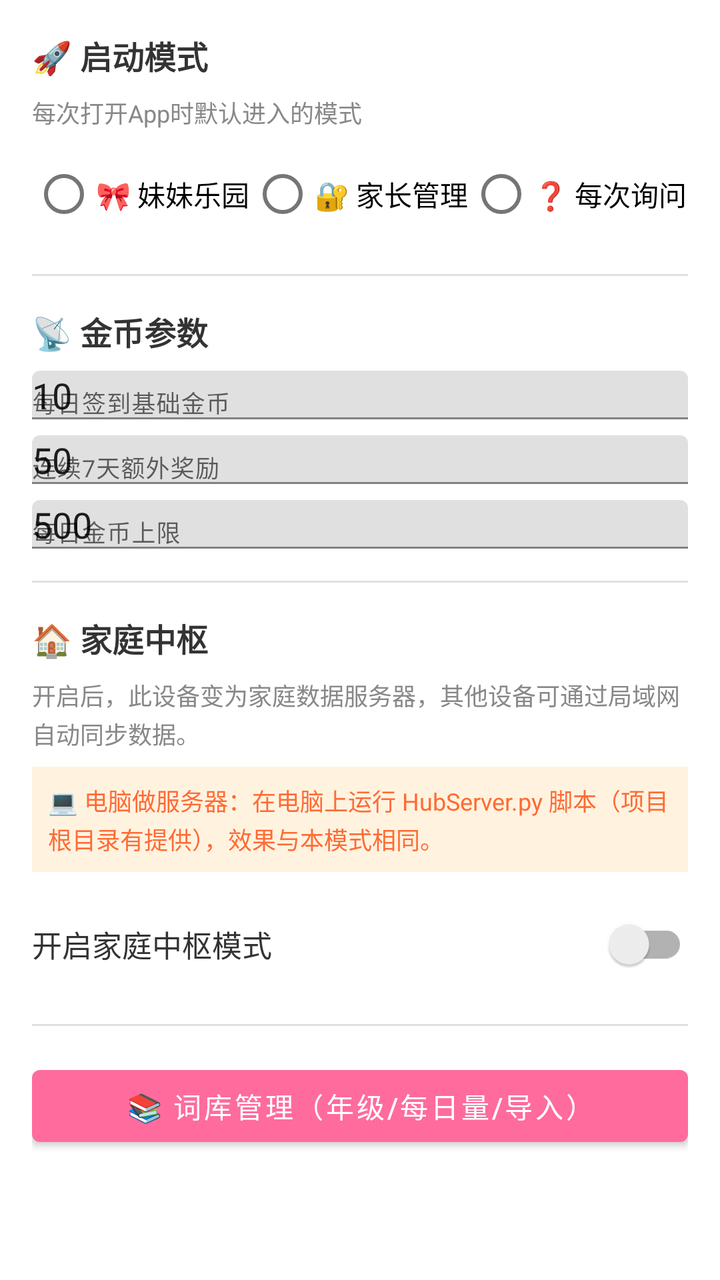
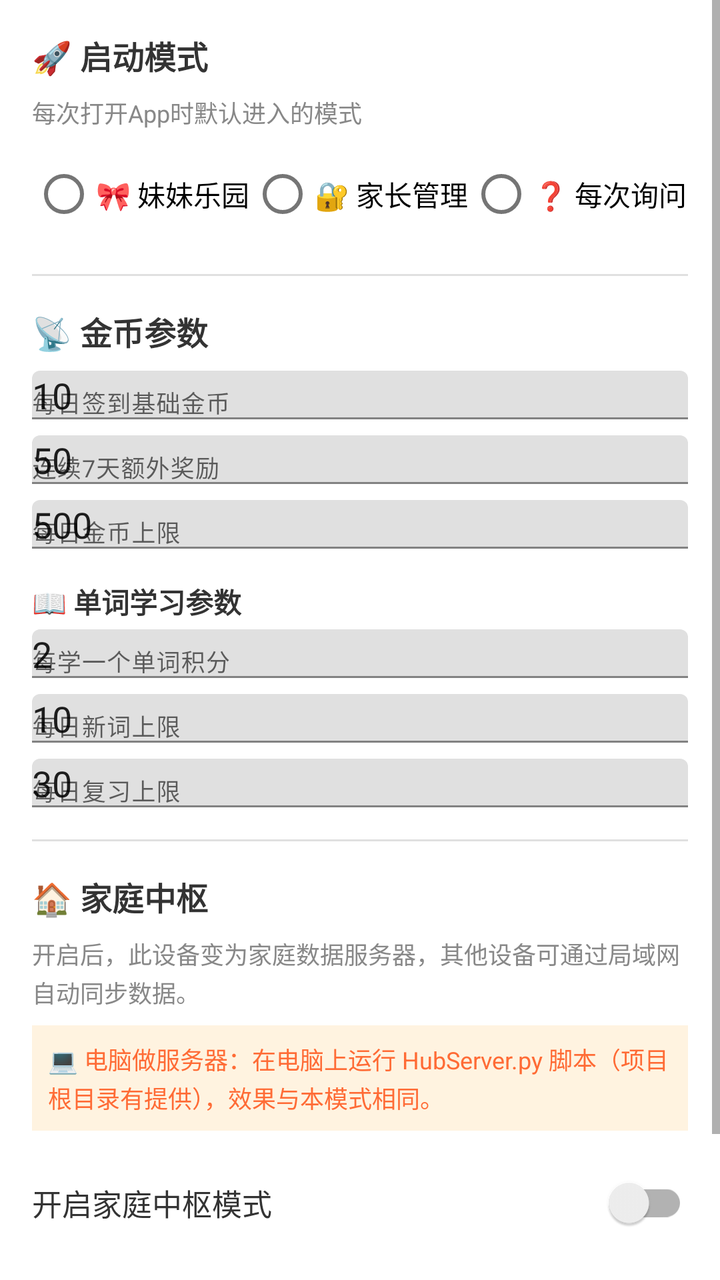

Before-and-after screenshots of an Android layout around one commit, followed by the original layout XML and the change that was made.
<!-- AndroidManifest.xml: application theme Theme.HabitTracker -->
<!-- res/layout/dialog_settings.xml -->
<?xml version="1.0" encoding="utf-8"?>
<ScrollView xmlns:android="http://schemas.android.com/apk/res/android"
    android:layout_width="match_parent"
    android:layout_height="wrap_content">

    <LinearLayout
        android:layout_width="match_parent"
        android:layout_height="wrap_content"
        android:orientation="vertical"
        android:padding="16dp">

        
        <TextView
            android:layout_width="match_parent"
            android:layout_height="wrap_content"
            android:text="🚀 启动模式"
            android:textSize="16sp"
            android:textStyle="bold"
            android:textColor="@color/text_primary"
            android:layout_marginBottom="8dp" />

        <TextView
            android:layout_width="match_parent"
            android:layout_height="wrap_content"
            android:text="每次打开App时默认进入的模式"
            android:textSize="12sp"
            android:textColor="@color/text_secondary"
            android:layout_marginBottom="8dp" />

        <RadioGroup
            android:id="@+id/rg_default_mode"
            android:layout_width="match_parent"
            android:layout_height="wrap_content"
            android:orientation="horizontal"
            android:layout_marginBottom="16dp">

            <RadioButton
                android:id="@+id/rb_mode_child"
                android:layout_width="0dp"
                android:layout_height="wrap_content"
                android:layout_weight="1"
                android:text="🎀 妹妹乐园"
                android:textSize="14sp" />

            <RadioButton
                android:id="@+id/rb_mode_parent"
                android:layout_width="0dp"
                android:layout_height="wrap_content"
                android:layout_weight="1"
                android:text="🔐 家长管理"
                android:textSize="14sp" />

            <RadioButton
                android:id="@+id/rb_mode_ask"
                android:layout_width="0dp"
                android:layout_height="wrap_content"
                android:layout_weight="1"
                android:text="❓ 每次询问"
                android:textSize="14sp" />
        </RadioGroup>

        
        <View
            android:layout_width="match_parent"
            android:layout_height="1dp"
            android:background="#E0E0E0"
            android:layout_marginBottom="16dp" />

        <TextView
            android:layout_width="match_parent"
            android:layout_height="wrap_content"
            android:text="📡 金币参数"
            android:textSize="16sp"
            android:textStyle="bold"
            android:textColor="@color/text_primary"
            android:layout_marginBottom="8dp" />

        <com.google.android.material.textfield.TextInputLayout
            android:layout_width="match_parent"
            android:layout_height="wrap_content"
            android:hint="每日签到基础金币"
            android:layout_marginBottom="8dp">

            <android.widget.EditText
                android:id="@+id/et_base_reward"
                android:layout_width="match_parent"
                android:layout_height="wrap_content"
                android:inputType="number"
                android:text="10" />

        </com.google.android.material.textfield.TextInputLayout>

        <com.google.android.material.textfield.TextInputLayout
            android:layout_width="match_parent"
            android:layout_height="wrap_content"
            android:hint="连续7天额外奖励"
            android:layout_marginBottom="8dp">

            <android.widget.EditText
                android:id="@+id/et_streak7"
                android:layout_width="match_parent"
                android:layout_height="wrap_content"
                android:inputType="number"
                android:text="50" />

        </com.google.android.material.textfield.TextInputLayout>

        <com.google.android.material.textfield.TextInputLayout
            android:layout_width="match_parent"
            android:layout_height="wrap_content"
            android:hint="每日金币上限"
            android:layout_marginBottom="16dp">

            <android.widget.EditText
                android:id="@+id/et_max_daily"
                android:layout_width="match_parent"
                android:layout_height="wrap_content"
                android:inputType="number"
                android:text="500" />

        </com.google.android.material.textfield.TextInputLayout>

        
        <View
            android:layout_width="match_parent"
            android:layout_height="1dp"
            android:background="#E0E0E0"
            android:layout_marginBottom="16dp" />

        <TextView
            android:layout_width="match_parent"
            android:layout_height="wrap_content"
            android:text="🏠 家庭中枢"
            android:textSize="16sp"
            android:textStyle="bold"
            android:textColor="@color/text_primary"
            android:layout_marginBottom="8dp" />

        <TextView
            android:layout_width="match_parent"
            android:layout_height="wrap_content"
            android:text="开启后，此设备变为家庭数据服务器，其他设备可通过局域网自动同步数据。"
            android:textSize="12sp"
            android:textColor="@color/text_secondary"
            android:lineSpacingExtra="2dp"
            android:layout_marginBottom="8dp" />

        <TextView
            android:layout_width="match_parent"
            android:layout_height="wrap_content"
            android:text="💻 电脑做服务器：在电脑上运行 HubServer.py 脚本（项目根目录有提供），效果与本模式相同。"
            android:textSize="12sp"
            android:textColor="#FF6B35"
            android:lineSpacingExtra="2dp"
            android:background="#FFF3E0"
            android:padding="8dp"
            android:layout_marginBottom="12dp" />

        <LinearLayout
            android:layout_width="match_parent"
            android:layout_height="wrap_content"
            android:orientation="horizontal"
            android:gravity="center_vertical">

            <TextView
                android:layout_width="0dp"
                android:layout_height="wrap_content"
                android:layout_weight="1"
                android:text="开启家庭中枢模式"
                android:textSize="15sp"
                android:textColor="@color/text_primary" />

            <androidx.appcompat.widget.SwitchCompat
                android:id="@+id/switch_hub_mode"
                android:layout_width="wrap_content"
                android:layout_height="wrap_content" />

        </LinearLayout>

        
        <View
            android:layout_width="match_parent"
            android:layout_height="1dp"
            android:background="#E0E0E0"
            android:layout_marginBottom="16dp"
            android:layout_marginTop="16dp" />

        
        <Button
            android:id="@+id/btn_wordbank_mgr"
            android:layout_width="match_parent"
            android:layout_height="48dp"
            android:text="📚 词库管理（年级/每日量/导入）"
            android:textSize="14sp" />

    </LinearLayout>
</ScrollView>
<!-- resources referenced by this layout -->
<resources>
  <color name="text_primary">#333333</color>
  <color name="text_secondary">#888888</color>
  <style name="Theme.HabitTracker" parent="Theme.MaterialComponents.Light.NoActionBar">
          <item name="colorPrimary">@color/child_pink</item>
          <item name="colorPrimaryVariant">@color/child_pink_light</item>
          <item name="colorOnPrimary">@color/white</item>
          <item name="colorSecondary">@color/child_green</item>
          <item name="android:statusBarColor">@color/child_pink_light</item>
      </style>
  <color name="child_pink">#FF6B9D</color>
  <color name="child_pink_light">#FFF0F5</color>
  <color name="white">#FFFFFF</color>
  <color name="child_green">#4CAF50</color>
</resources>

<!-- the commit's change to res/layout/dialog_settings.xml (unified diff, before → after) -->
@@ -117,6 +117,61 @@
                 android:layout_height="wrap_content"
                 android:inputType="number"
                 android:text="500" />
+
+        </com.google.android.material.textfield.TextInputLayout>
+
+        
+        <TextView
+            android:layout_width="match_parent"
+            android:layout_height="wrap_content"
+            android:text="📖 单词学习参数"
+            android:textSize="14sp"
+            android:textStyle="bold"
+            android:textColor="@color/text_primary"
+            android:layout_marginBottom="4dp" />
+
+        <com.google.android.material.textfield.TextInputLayout
+            android:layout_width="match_parent"
+            android:layout_height="wrap_content"
+            android:hint="每学一个单词积分"
+            android:layout_marginBottom="8dp">
+
+            <android.widget.EditText
+                android:id="@+id/et_word_reward"
+                android:layout_width="match_parent"
+                android:layout_height="wrap_content"
+                android:inputType="number"
+                android:text="2" />
+
+        </com.google.android.material.textfield.TextInputLayout>
+
+        <com.google.android.material.textfield.TextInputLayout
+            android:layout_width="match_parent"
+            android:layout_height="wrap_content"
+            android:hint="每日新词上限"
+            android:layout_marginBottom="8dp">
+
+            <android.widget.EditText
+                android:id="@+id/et_max_words"
+                android:layout_width="match_parent"
+                android:layout_height="wrap_content"
+                android:inputType="number"
+                android:text="10" />
+
+        </com.google.android.material.textfield.TextInputLayout>
+
+        <com.google.android.material.textfield.TextInputLayout
+            android:layout_width="match_parent"
+            android:layout_height="wrap_content"
+            android:hint="每日复习上限"
+            android:layout_marginBottom="16dp">
+
+            <android.widget.EditText
+                android:id="@+id/et_max_review"
+                android:layout_width="match_parent"
+                android:layout_height="wrap_content"
+                android:inputType="number"
+                android:text="30" />
 
         </com.google.android.material.textfield.TextInputLayout>
 
